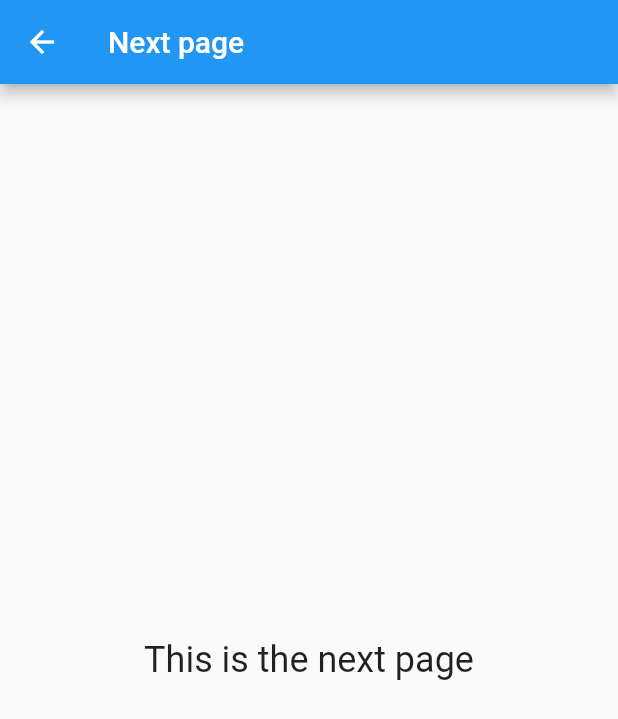
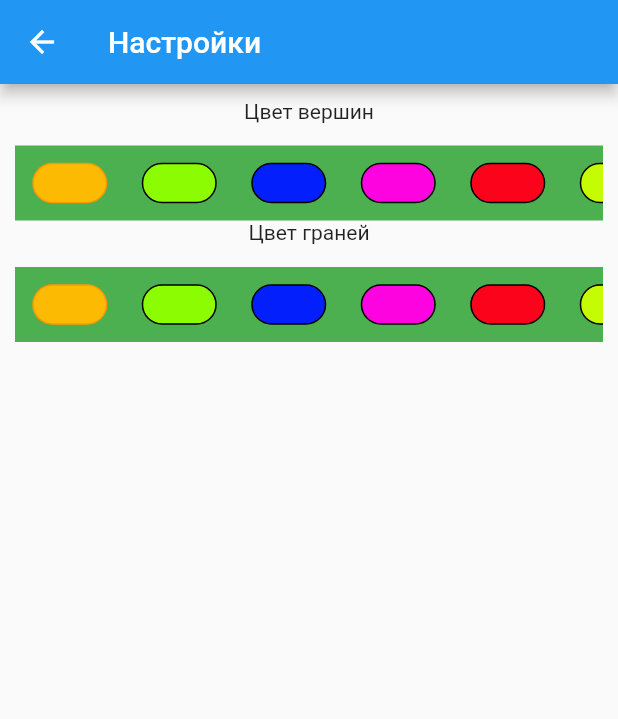
Before and after one commit to DevoidBark2/flutter-graph-app, a Flutter app: the screen it shows after launch, after a tap on the "menu" icon, on a phone screen of 412 x 824 dp. Shown: the top 719 px of the screen. Run offline on Flutter 3.47's test engine with Material 2 defaults, Android fonts, the phone set to English and light mode, and no system bars; our stand-ins replace shared_preferences.

Commit message:
Change the color of the vertices and faces of the graph in the settings_screen.dart widget

```diff
--- a/lib/home_page.dart
+++ b/lib/home_page.dart
@@ -2,6 +2,7 @@ import 'package:flutter/material.dart';
 import 'package:test_project/screens/draw_screen.dart';
 import 'package:test_project/screens/drawing_screen.dart';
 import 'package:test_project/screens/profile_screen.dart';
+import 'package:test_project/screens/settings_screen.dart';
 import 'package:test_project/screens/theory_screen.dart';
 
 class HomePage extends StatefulWidget {
@@ -40,14 +41,9 @@ class _HomePageState extends State<HomePage> {
                 builder: (BuildContext context) {
                   return Scaffold(
                     appBar: AppBar(
-                      title: const Text('Next page'),
+                      title: const Text('Настройки'),
                     ),
-                    body: const Center(
-                      child: Text(
-                        'This is the next page',
-                        style: TextStyle(fontSize: 24),
-                      ),
-                    ),
+                    body: const SettingsScreen()
                   );
                 },
               ));
--- a/lib/screens/drawing_screen.dart
+++ b/lib/screens/drawing_screen.dart
@@ -1,3 +1,4 @@
+import 'dart:math';
 import 'dart:ui';
 
 import 'package:flutter/foundation.dart';
@@ -13,13 +14,22 @@ class DrawingScreen extends StatefulWidget {
 class _DrawingScreenState extends State<DrawingScreen> {
   Offset? _typePosition;
   List<Offset> points = [];
+  int index = 0;
+  bool flag = true;
   @override
   Widget build(BuildContext context) {
     return  GestureDetector(
-        onDoubleTapDown: (details){
-          if (kDebugMode) {
-            print(_typePosition);
+        onLongPressStart: (details){
+          var off = details.localPosition;
+          for(var i = 0;i < points.length;i++){
+            if(pow(off.dx - points[i].dx,2) + pow(off.dy - points[i].dy,2) <= pow(30,2)){
+              index = i;
+              flag = false;
+              break;
+            }
           }
+          flag = true;
+          setState(() {});
         },
         onTapUp: (position){
           _typePosition = position.localPosition;
@@ -31,7 +41,7 @@ class _DrawingScreenState extends State<DrawingScreen> {
         },
           child: Scaffold(
             body: CustomPaint(
-              painter: OpenPainter(points:points),
+              painter: OpenPainter(points:points,index:index,flag:flag),
             )
           )
       );
@@ -40,11 +50,23 @@ class _DrawingScreenState extends State<DrawingScreen> {
 
 class OpenPainter extends CustomPainter{
   final List<Offset> points;
-  OpenPainter({Key? key, required this.points});
+  final int index;
+  late final bool flag;
+  OpenPainter({Key? key, required this.points,required this.index,required this.flag});
 
   @override
   void paint(Canvas canvas, Size size) {
     var paint1 = Paint()..color = const Color(0xff63aa65)..strokeCap = StrokeCap.round..strokeWidth = 30;
+    var paint2 = Paint()..color = const Color(0xffee0606)..strokeCap = StrokeCap.round..strokeWidth = 50;
+    for(var i =0;i < points.length;i++){
+      var flag = false;
+      if(index == i && flag != true){
+        canvas.drawCircle(points[i], 15, paint1);
+        flag = true;
+      }else{
+        canvas.drawCircle(points[i], 50, paint2);
+      }
+    }
     canvas.drawPoints(PointMode.points, points, paint1);
     for(var i =0;i < points.length;i++){
       TextSpan span = TextSpan(style: const TextStyle(color: Colors.black,fontWeight: FontWeight.bold), text: "${i + 1}");
--- /dev/null
+++ b/lib/screens/settings_screen.dart
@@ -0,0 +1,157 @@
+import 'package:flutter/foundation.dart';
+import 'package:flutter/material.dart';
+import 'package:shared_preferences/shared_preferences.dart';
+
+class SettingsScreen extends StatefulWidget {
+  const SettingsScreen({Key? key}) : super(key: key);
+
+  @override
+  State<SettingsScreen> createState() => _SettingsScreenState();
+}
+
+class _SettingsScreenState extends State<SettingsScreen> {
+  List<int> color = [0xfffcba03,0xff8cfc03,0xff0320fc,0xfffc03df,0xfffc031c,0xffc6fc03];
+  int indexColorVertices = 0;
+  int indexColorEdges = 0;
+  @override
+  void initState() {
+    super.initState();
+    getIndexColorVertices();
+    getIndexColorEdges();
+  }
+  void setIndexColorVertices(index) async{
+    var storage = await SharedPreferences.getInstance();
+    setState(() {
+      storage.setInt("indexColorVertices", index);
+      storage.setInt("colorVertices", color[index]);
+      indexColorVertices = index;
+    });
+
+  }
+  void getIndexColorVertices() async{
+    var storage = await SharedPreferences.getInstance();
+    setState(() {
+      indexColorVertices = storage.getInt("indexColorVertices") ?? 0;
+    });
+  }
+
+  void setIndexColorEdges(index) async{
+    var storage = await SharedPreferences.getInstance();
+    setState(() {
+      storage.setInt("indexColorEdges", index);
+      storage.setInt("colorEdges", color[index]);
+      indexColorEdges = index;
+    });
+  }
+
+  void getIndexColorEdges() async{
+    var storage = await SharedPreferences.getInstance();
+    setState(() {
+      indexColorEdges = storage.getInt("indexColorEdges") ?? 0;
+    });
+  }
+  @override
+  Widget build(BuildContext context) {
+    return  Padding(
+      padding: const EdgeInsets.all(10.0),
+      child: Column(
+        textDirection: TextDirection.ltr,
+        crossAxisAlignment: CrossAxisAlignment.start,
+        children: [
+          Column(
+            children: [
+              const Text('Цвет вершин'),
+              const SizedBox(height: 15),
+              Container(
+                height: 50,
+                color: Colors.green,
+                child: ListView.builder(
+                  shrinkWrap: true,
+                  scrollDirection: Axis.horizontal,
+                  itemCount: color.length,
+                  itemBuilder: (BuildContext context, int index) =>
+                      Padding(
+                        padding: const EdgeInsets.all(11.5),
+                        child: GestureDetector(
+                          onTap: (){
+                            setIndexColorVertices(index);
+                          },
+                          child: Container(
+                            width: 50,
+                            height: 50,
+                            decoration: BoxDecoration(
+                                color: Color(color[index]),
+                                border: index == indexColorVertices ?  Border.all(color: Colors.orange) : Border.all(color: Colors.black),
+                                borderRadius: const BorderRadius.all(Radius.circular(16.0)),
+                            ),
+                          ),
+                        ),
+                      ),
+                ),
+              ),
+            ],
+          ),
+          Column(
+            children: [
+              const Text('Цвет граней'),
+              const SizedBox(height: 15),
+              Container(
+                height: 50,
+                color: Colors.green,
+                child: ListView.builder(
+                  shrinkWrap: true,
+                  scrollDirection: Axis.horizontal,
+                  itemCount: color.length,
+                  itemBuilder: (BuildContext context, int index) =>
+                      Padding(
+                        padding: const EdgeInsets.all(11.5),
+                        child: GestureDetector(
+                          onTap: (){
+                            setIndexColorEdges(index);
+                          },
+                          child: Container(
+                            width: 50,
+                            height: 50,
+                            decoration: BoxDecoration(
+                              color: Color(color[index]),
+                              border: index == indexColorEdges ?  Border.all(color: Colors.orange) : Border.all(color: Colors.black),
+                              borderRadius: const BorderRadius.all(Radius.circular(16.0)),
+                            ),
+                          ),
+                        ),
+                      ),
+                ),
+              ),
+            ],
+          ),
+          // Column(
+          //   children: [
+          //     const Text('Цвет граней'),
+          //     SizedBox(
+          //       height: 50,
+          //       child: ListView.builder(
+          //         shrinkWrap: true,
+          //         scrollDirection: Axis.horizontal,
+          //         itemCount: colors.length,
+          //         itemBuilder: (BuildContext context, int index) =>
+          //             Padding(
+          //               padding: const EdgeInsets.only(right: 5.0),
+          //               child: Container(
+          //                 width: 50,
+          //                 height: 50,
+          //                 decoration: BoxDecoration(
+          //                     color: colors[index],
+          //                     border: Border.all(color: Colors.black),
+          //                     borderRadius: const BorderRadius.all(Radius.circular(16.0)),
+          //                 ),
+          //               ),
+          //             ),
+          //       ),
+          //     ),
+          //   ],
+          // )
+        ],
+      ),
+    );
+  }
+}
--- a/pubspec.yaml
+++ b/pubspec.yaml
@@ -36,11 +36,11 @@ dependencies:
   # The following adds the Cupertino Icons font to your application.
   # Use with the CupertinoIcons class for iOS style icons.
   cupertino_icons: ^1.0.2
+  shared_preferences: ^2.0.20
 
 dev_dependencies:
   flutter_test:
     sdk: flutter
-  flutter_lints: ^2.0.0
 
 
 # For information on the generic Dart part of this file, see the
```
Also changed, not shown: lib/graph/graph_view.dart (+36 -7 lines), lib/matrix/matrix_page.dart (+3 -5 lines), pubspec.lock, 1 other file.
